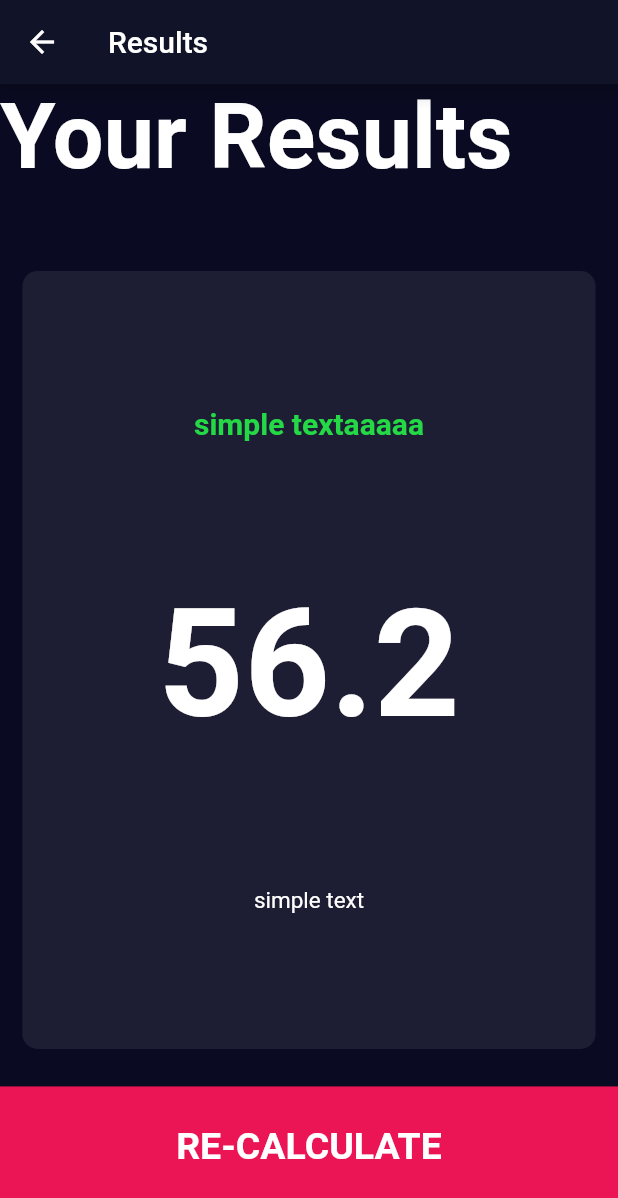
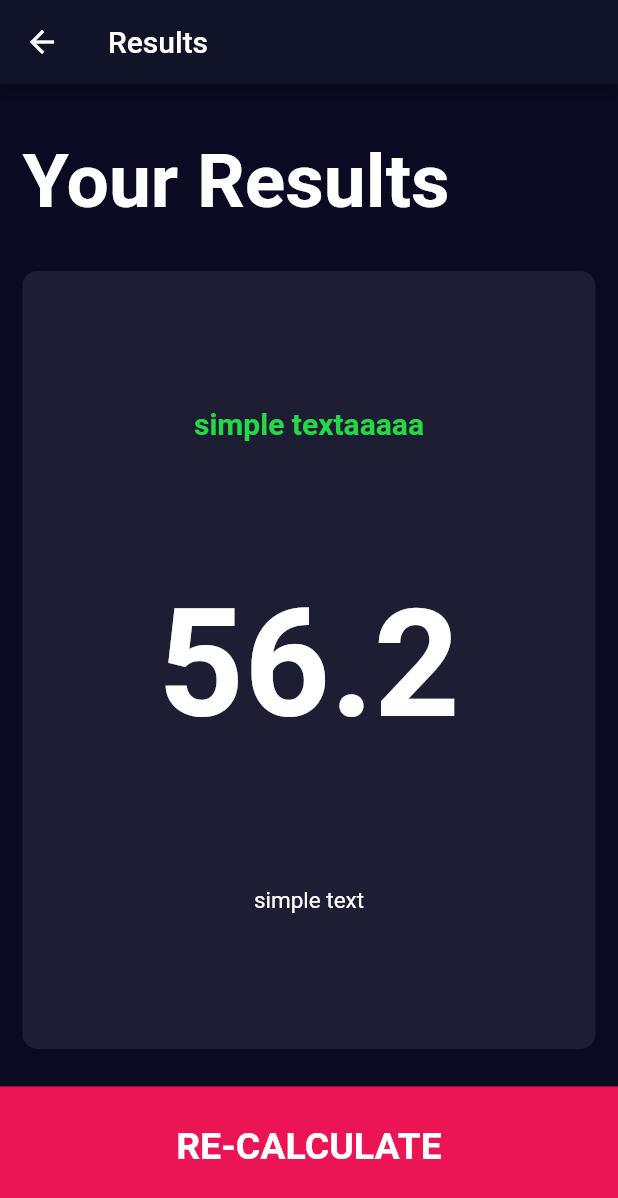
Before and after one commit to stefaniamak/flutter_course, a Flutter app: the ResultsPage screen opened by its route, on a phone screen of 412 x 824 dp. Shown: the top 1198 px of the screen. Run offline on Flutter 3.47's test engine with Material 2 defaults, Android fonts, the phone set to English and light mode, and no system bars; our stand-ins replace audioplayers, font_awesome_flutter, rflutter_alert.

Commit message:
feat(calc): modified result's text style

```diff
--- a/bmi-calculator-flutter/lib/constants.dart
+++ b/bmi-calculator-flutter/lib/constants.dart
@@ -33,6 +33,6 @@ const kResultNumber = TextStyle(
 );
 
 const kResultTitle = TextStyle(
-  fontSize: 60.0,
+  fontSize: 50.0,
   fontWeight: FontWeight.bold,
 );
--- a/bmi-calculator-flutter/lib/results_page.dart
+++ b/bmi-calculator-flutter/lib/results_page.dart
@@ -15,9 +15,13 @@ class ResultsPage extends StatelessWidget {
         crossAxisAlignment: CrossAxisAlignment.stretch,
         children: [
           Expanded(
-            child: Text(
-              'Your Results',
-              style: kResultTitle,
+            child: Container(
+              margin: EdgeInsets.all(15.0),
+              alignment: Alignment.bottomLeft,
+              child: Text(
+                'Your Results',
+                style: kResultTitle,
+              ),
             ),
           ),
           Expanded(
```
